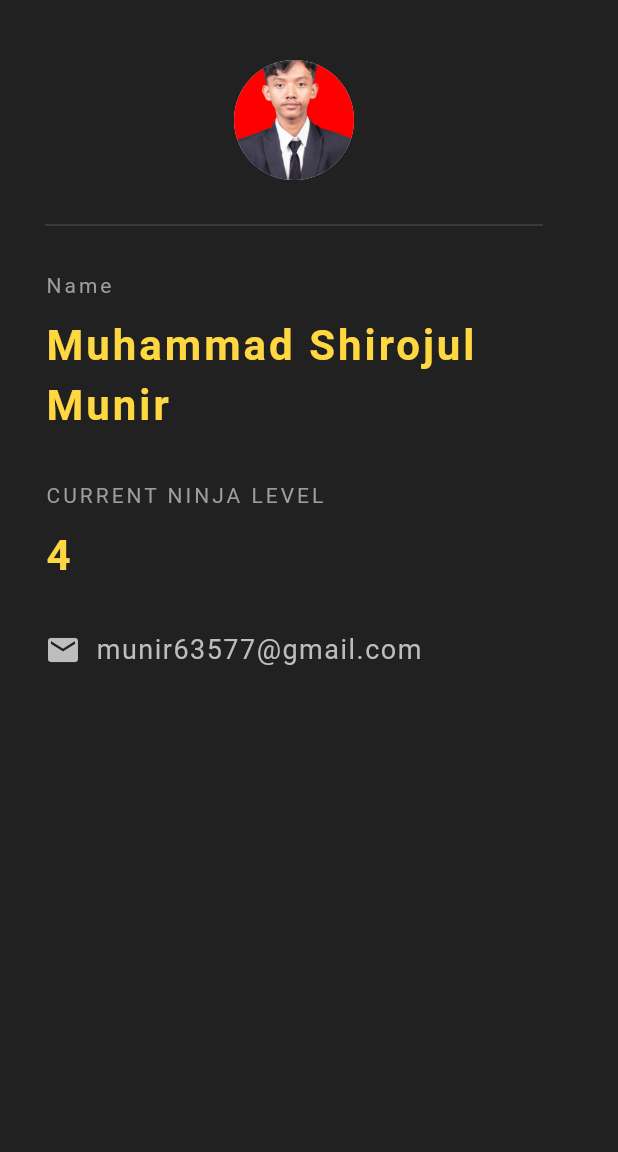
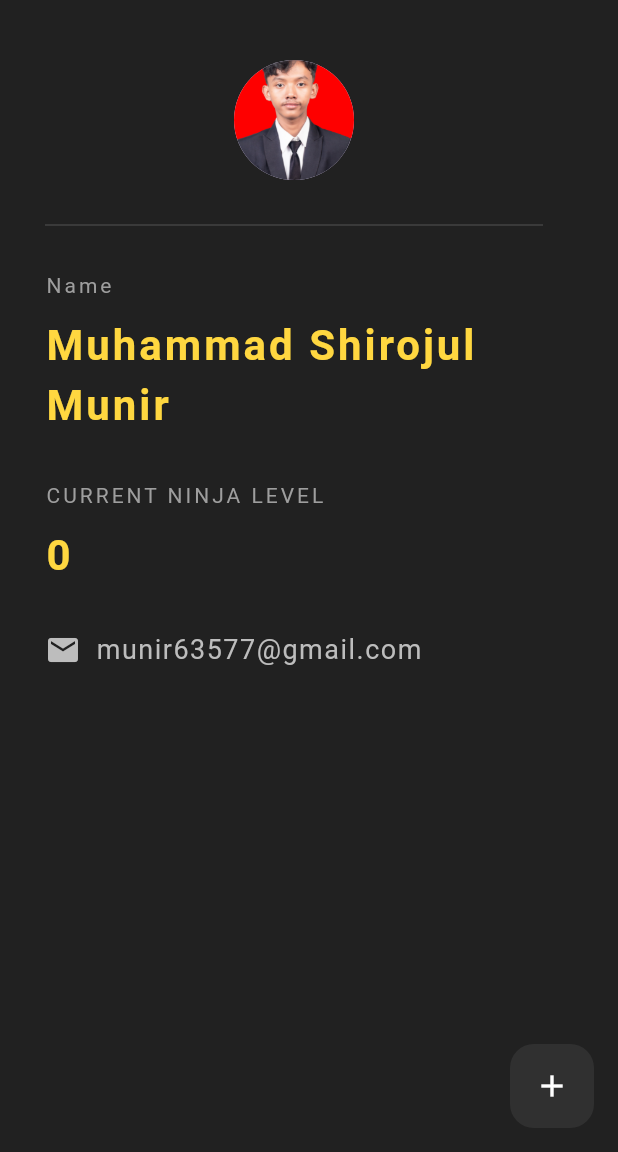
Before and after one commit to ultramunnn/Id-Card-Flutter, a Flutter app: the screen it shows after launch, on a phone screen of 412 x 824 dp, the part 84-1236 px from its top. Run offline on Flutter 3.47's test engine with Material 3 defaults, Android fonts, the light colour scheme and no system bars.

Commit message:
last commit

```diff
--- a/lib/main.dart
+++ b/lib/main.dart
@@ -5,8 +5,15 @@ void main() => runApp(const MaterialApp(
       home: IdCard(),
     ));
 
-class IdCard extends StatelessWidget {
+class IdCard extends StatefulWidget {
   const IdCard({super.key});
+
+  @override
+  State<IdCard> createState() => _IdCardState();
+}
+
+class _IdCardState extends State<IdCard> {
+  int ninjaLevel = 0;
 
   @override
   Widget build(BuildContext context) {
@@ -22,6 +29,19 @@ class IdCard extends StatelessWidget {
         backgroundColor: Colors.grey[850],
         elevation: 0.2,
         centerTitle: true,
+      ),
+      floatingActionButton: FloatingActionButton(
+        onPressed: () {
+          setState(() {
+            ninjaLevel += 1;
+          });
+        },
+        child: Icon(
+          Icons.add,
+          color: Colors.white,
+        ),
+        backgroundColor: Colors.grey[850],
+        elevation: 0.0,
       ),
       body: Padding(
         padding: const EdgeInsets.fromLTRB(30.0, 40.0, 50.0, 0.0),
@@ -64,7 +84,7 @@ class IdCard extends StatelessWidget {
               height: 10.0,
             ),
             Text(
-              '4',
+              '$ninjaLevel',
               style: TextStyle(
                   color: Colors.amberAccent[200],
                   letterSpacing: 2.0,
```
